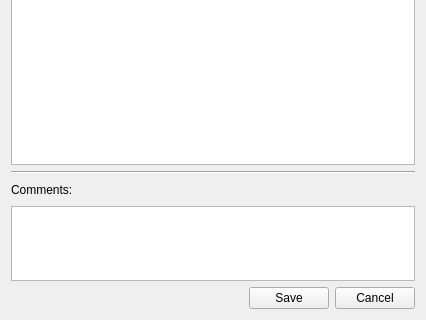
The window that src/editwidget.ui (SoftProjector/src) describes before a commit, drawn with Qt 5; both pictures show x 0 to 426 and y 277 to 597 of the 426 by 597 pixel window.
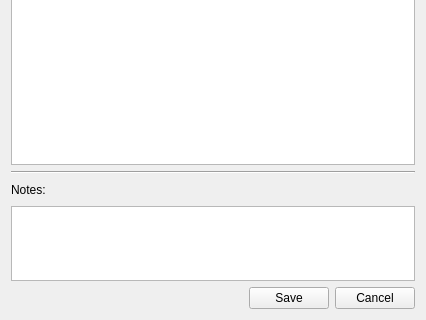
The same window after the commit. Icons and pictures are not drawn.

```diff
--- a/src/editwidget.ui
+++ b/src/editwidget.ui
@@ -286,7 +286,7 @@
      <item>
       <widget class="QLabel" name="label_2">
        <property name="text">
-        <string>Comments:</string>
+        <string>Notes:</string>
        </property>
       </widget>
      </item>
```
